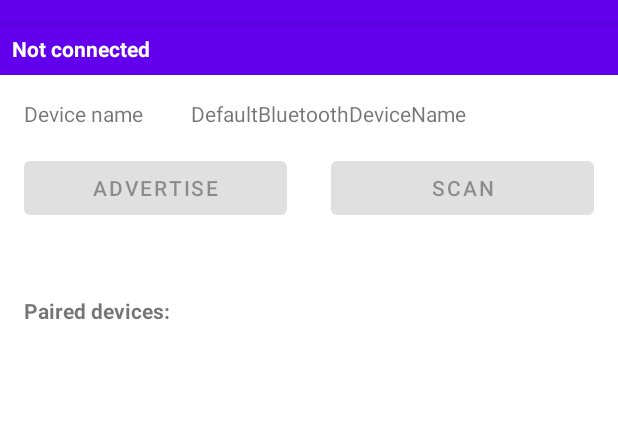
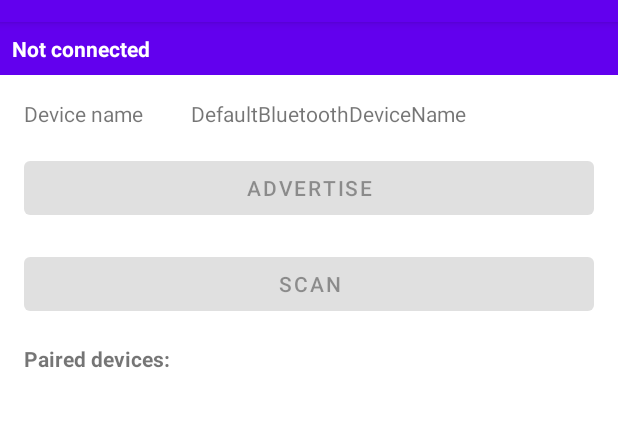
Before and after one commit to pdziuba/le-potato, an Android app: the BluetoothStatusActivity screen opened directly, with no data from a screen before it, on a phone screen of 412 x 824 dp, the part 62-489 px from its top. Run offline under Robolectric (Android 15) with nearby library versions, the phone set to English and light mode, and no system bars; 6 statements that could not run were skipped.

Commit message:
- Make design work on narrow screens - Add mising content description for screen readers - Reconnect after 750ms instead of eternity like 2000ms

```diff
--- a/app/build.gradle
+++ b/app/build.gradle
@@ -10,8 +10,8 @@ android {
         applicationId "com.le.potato"
         minSdk 28
         targetSdk 32
-        versionCode 2
-        versionName '0.2'
+        versionCode 4
+        versionName '0.4'
 
         testInstrumentationRunner "androidx.test.runner.AndroidJUnitRunner"
     }
--- a/app/src/main/java/com/le/potato/transport/BluetoothFacadeService.kt
+++ b/app/src/main/java/com/le/potato/transport/BluetoothFacadeService.kt
@@ -123,7 +123,7 @@ class BluetoothFacadeService(subject: DeviceConnectedSubject = DeviceConnectedSu
                 val lastConnectedDevice = bluetoothAdapter?.getRemoteDevice(lastConnectedDeviceAddr) ?: return@postDelayed
                 connectToDevice(lastConnectedDevice)
             }
-        }, 2000)
+        }, 500)
 
     }
 
--- a/app/src/main/res/layout/activity_bluetooth_status.xml
+++ b/app/src/main/res/layout/activity_bluetooth_status.xml
@@ -44,6 +44,7 @@
         android:layout_marginStart="16dp"
         android:layout_marginTop="16dp"
         android:layout_marginEnd="16dp"
+        android:contentDescription="@string/paired_devices_list"
         app:layout_constraintEnd_toEndOf="parent"
         app:layout_constraintHeight_min="30dp"
         app:layout_constraintStart_toStartOf="parent"
@@ -54,31 +55,36 @@
         android:layout_width="wrap_content"
         android:layout_height="wrap_content"
         android:layout_marginStart="16dp"
-        android:layout_marginTop="48dp"
+        android:layout_marginTop="16dp"
         android:text="@string/paired_devices"
         android:textStyle="bold"
+        app:layout_constraintStart_toStartOf="parent"
+        app:layout_constraintTop_toBottomOf="@+id/scan_button" />
+
+    <Button
+        android:id="@+id/scan_button"
+        android:layout_width="0dp"
+        android:layout_height="wrap_content"
+        android:layout_marginStart="16dp"
+        android:layout_marginTop="16dp"
+        android:layout_marginEnd="16dp"
+        android:onClick="onScanButtonClicked"
+        android:text="@string/scan"
+        app:layout_constraintEnd_toEndOf="parent"
         app:layout_constraintStart_toStartOf="parent"
         app:layout_constraintTop_toBottomOf="@+id/advertise_button" />
 
     <Button
-        android:id="@+id/scan_button"
-        android:layout_width="175dp"
-        android:layout_height="wrap_content"
-        android:layout_marginEnd="16dp"
-        android:onClick="onScanButtonClicked"
-        android:text="@string/scan"
-        app:layout_constraintBaseline_toBaselineOf="@+id/advertise_button"
-        app:layout_constraintEnd_toEndOf="parent" />
-
-    <Button
         android:id="@+id/advertise_button"
-        android:layout_width="175dp"
+        android:layout_width="0dp"
         android:layout_height="wrap_content"
         android:layout_marginStart="16dp"
         android:layout_marginTop="16dp"
+        android:layout_marginEnd="16dp"
         android:onClick="onAdvertiseButtonClicked"
         android:text="@string/advertise"
         app:flow_firstVerticalBias="0.0"
+        app:layout_constraintEnd_toEndOf="parent"
         app:layout_constraintStart_toStartOf="parent"
         app:layout_constraintTop_toBottomOf="@+id/textView3" />
 
--- a/app/src/main/res/values/strings.xml
+++ b/app/src/main/res/values/strings.xml
@@ -26,5 +26,6 @@
     <string name="bluetooth_disabled">Bluetooth adapter is turned off</string>
     <string name="connect">Connect</string>
     <string name="disconnect">Disconnect</string>
+    <string name="paired_devices_list">List of paired devices</string>
 
 </resources>
```
Also changed, not shown: 2 other files.
